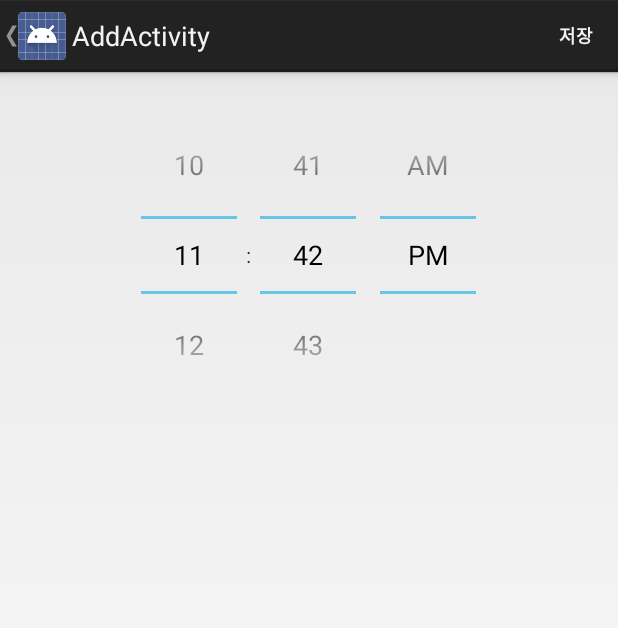
After one commit to Haegon/Walarm, an Android app: the AddActivity screen opened directly, with no data from a screen before it, on a phone screen of 412 x 824 dp. The commit adds this screen. Shown: the top 628 px of the screen. Run offline under Robolectric (Android 15) with nearby library versions, the phone set to English and light mode, and no system bars.

Commit message:
add page 추가.

```diff
--- /dev/null
+++ b/app/src/main/java/com/gohn/walarm/Activity/AddActivity.java
@@ -0,0 +1,68 @@
+package com.gohn.walarm.Activity;
+
+import android.app.ActionBar;
+import android.app.Activity;
+import android.content.Intent;
+import android.os.Bundle;
+import android.util.Log;
+import android.view.Menu;
+import android.view.MenuItem;
+import android.widget.TimePicker;
+
+import com.gohn.walarm.Manager.AlarmDBMgr;
+import com.gohn.walarm.Model.Alarm;
+import com.gohn.walarm.R;
+
+public class AddActivity extends Activity {
+
+    @Override
+    protected void onCreate(Bundle savedInstanceState) {
+        super.onCreate(savedInstanceState);
+        setContentView(R.layout.activity_add);
+
+        ActionBar actionBar = getActionBar();
+        actionBar.setDisplayHomeAsUpEnabled(true);
+    }
+
+    @Override
+    public boolean onCreateOptionsMenu(Menu menu) {
+        // Inflate the menu; this adds items to the action bar if it is present.
+        getMenuInflater().inflate(R.menu.menu_add, menu);
+        return true;
+    }
+
+    @Override
+    public boolean onOptionsItemSelected(MenuItem item) {
+        // Handle action bar item clicks here. The action bar will
+        // automatically handle clicks on the Home/Up button, so long
+        // as you specify a parent activity in AndroidManifest.xml.
+        int id = item.getItemId();
+
+        //noinspection SimplifiableIfStatement
+        if (id == R.id.action_settings) {
+            return true;
+        }
+
+        switch (id) {
+            case R.id.action_save:
+                TimePicker time = (TimePicker)findViewById(R.id.timePicker);
+                Alarm a = new Alarm(time.getCurrentHour()+":"+time.getCurrentMinute(),0,true);
+                AlarmDBMgr.getInstance(this).addAlarm(a);
+                GoHome();
+                return true;
+            default:
+                return super.onOptionsItemSelected(item);
+        }
+    }
+
+    @Override
+    public void onBackPressed() {
+        GoHome();
+    }
+
+    public void GoHome() {
+        Intent intent = new Intent(this, MainActivity.class);
+        intent.addFlags(Intent.FLAG_ACTIVITY_CLEAR_TOP);
+        startActivity(intent);
+    }
+}
--- a/app/src/main/java/com/gohn/walarm/Activity/MainActivity.java
+++ b/app/src/main/java/com/gohn/walarm/Activity/MainActivity.java
@@ -11,6 +11,7 @@ import android.view.Menu;
 
 import com.gohn.walarm.Fragment.Tab1;
 import com.gohn.walarm.Fragment.Tab2;
+import com.gohn.walarm.Manager.AlarmDBMgr;
 import com.gohn.walarm.R;
 
 import java.util.Locale;
@@ -25,6 +26,10 @@ public class MainActivity extends FragmentActivity {
 	protected void onCreate(Bundle savedInstanceState) {
 		super.onCreate(savedInstanceState);
 		setContentView(R.layout.activity_main);
+
+
+		AlarmDBMgr dbMgr = AlarmDBMgr.getInstance(this);
+
 
 		// Create the adapter that will return a fragment for each of the three
 		// primary sections of the app.
--- a/app/src/main/java/com/gohn/walarm/Adapter/AlarmListAdapter.java
+++ b/app/src/main/java/com/gohn/walarm/Adapter/AlarmListAdapter.java
@@ -88,8 +88,8 @@ public class AlarmListAdapter extends BaseAdapter {
             viewHolder = (ViewHolder) itemLayout.getTag();
         }
 
-        viewHolder.mNameTv.setText(mData.get(position).Name);
-        viewHolder.mNumbersTv.setText(mData.get(position).Number + " " + word);
+        viewHolder.mNameTv.setText(mData.get(position).AlarmTime.toString());
+        viewHolder.mNumbersTv.setText(mData.get(position).No + " " + word);
         return itemLayout;
     }
 }
--- /dev/null
+++ b/app/src/main/res/layout/activity_add.xml
@@ -0,0 +1,22 @@
+<RelativeLayout xmlns:android="http://schemas.android.com/apk/res/android"
+    xmlns:tools="http://schemas.android.com/tools" android:layout_width="match_parent"
+    android:layout_height="match_parent" android:paddingLeft="@dimen/activity_horizontal_margin"
+    android:paddingRight="@dimen/activity_horizontal_margin"
+    android:paddingTop="@dimen/activity_vertical_margin"
+    android:paddingBottom="@dimen/activity_vertical_margin"
+    tools:context="com.gohn.walarm.Activity.AddActivity">
+
+    <LinearLayout
+        android:orientation="vertical"
+        android:layout_width="match_parent"
+        android:layout_height="match_parent"
+        android:layout_centerVertical="true"
+        android:layout_centerHorizontal="true">
+
+        <TimePicker
+            android:layout_width="wrap_content"
+            android:layout_height="wrap_content"
+            android:id="@+id/timePicker"
+            android:layout_gravity="center_horizontal" />
+    </LinearLayout>
+</RelativeLayout>
--- a/app/src/main/res/layout/activity_tabs1.xml
+++ b/app/src/main/res/layout/activity_tabs1.xml
@@ -12,7 +12,7 @@
 
 
     <com.gohn.walarm.Extention.ButtonEx
-        android:id="@+id/fab_image_button"
+        android:id="@+id/btn_add_alarm"
         android:layout_width="@dimen/fab_length"
         android:layout_height="@dimen/fab_length"
         android:layout_alignParentRight="true"
--- /dev/null
+++ b/app/src/main/res/menu/menu_add.xml
@@ -0,0 +1,10 @@
+<menu xmlns:android="http://schemas.android.com/apk/res/android"
+    xmlns:tools="http://schemas.android.com/tools"
+    tools:context="com.gohn.walarm.Activity.AddActivity">
+    <!--<item android:id="@+id/action_settings" android:title="@string/action_settings"-->
+        <!--android:orderInCategory="100" android:showAsAction="never" />-->
+
+    <item android:id="@+id/action_save"
+        android:title="저장"
+        android:showAsAction="ifRoom" />
+</menu>
--- /dev/null
+++ b/app/src/main/res/values-w820dp/dimens.xml
@@ -0,0 +1,6 @@
+<resources>
+    <!-- Example customization of dimensions originally defined in res/values/dimens.xml
+         (such as screen margins) for screens with more than 820dp of available width. This
+         would include 7" and 10" devices in landscape (~960dp and ~1280dp respectively). -->
+    <dimen name="activity_horizontal_margin">64dp</dimen>
+</resources>
--- a/app/src/main/res/values/strings.xml
+++ b/app/src/main/res/values/strings.xml
@@ -5,5 +5,8 @@
     <string name="action_settings">Settings</string>
     <string name="title_section1">Alarm List</string>
     <string name="title_section2">Ring Setting</string>
+    <string name="title_activity_add">AddActivity</string>
+
+    <string name="hello_world">Hello world!</string>
 
 </resources>
```
Also changed, not shown: app/src/main/AndroidManifest.xml (+18 -1 lines), app/src/main/java/com/gohn/walarm/Extention/ButtonEx.java (+19 -1 lines), app/src/main/java/com/gohn/walarm/Fragment/Tab1.java (+45 -9 lines), app/src/main/java/com/gohn/walarm/Manager/AlarmDBMgr.java (added, +190 -0 lines), app/src/main/java/com/gohn/walarm/Model/Alarm.java (+18 -2 lines), app/src/main/res/layout/alarm_list.xml (+9 -0 lines).
